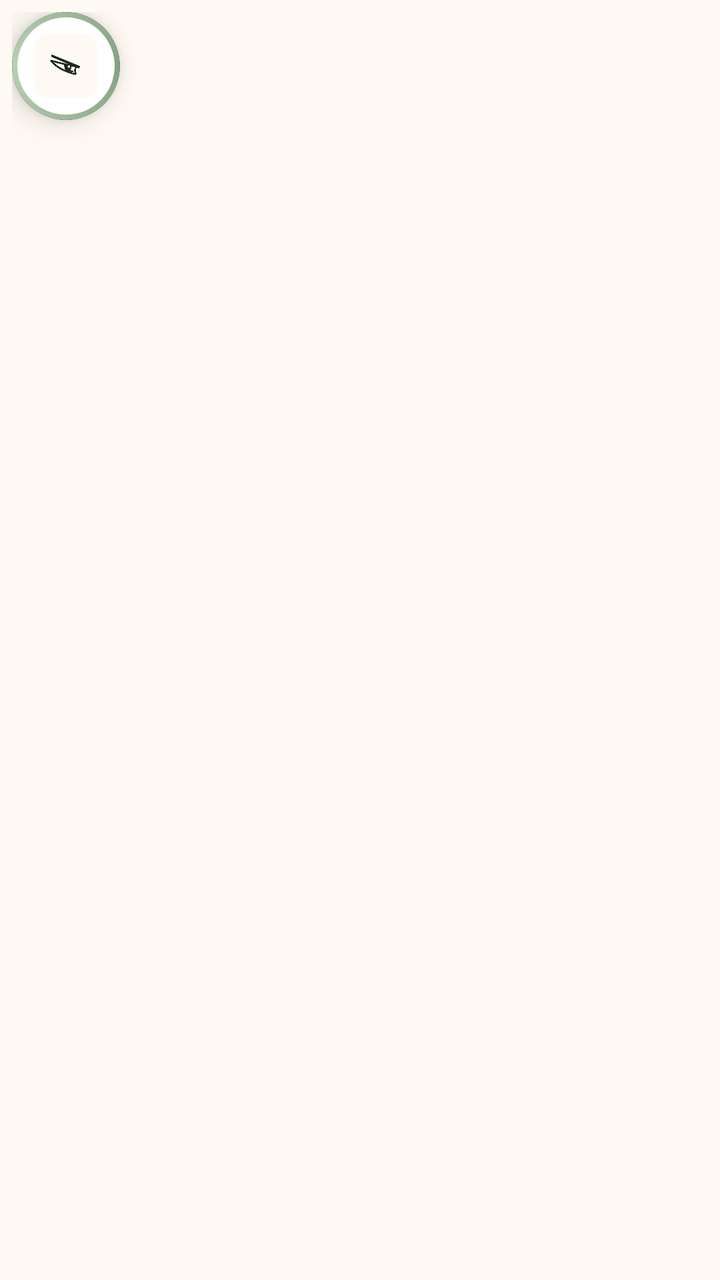
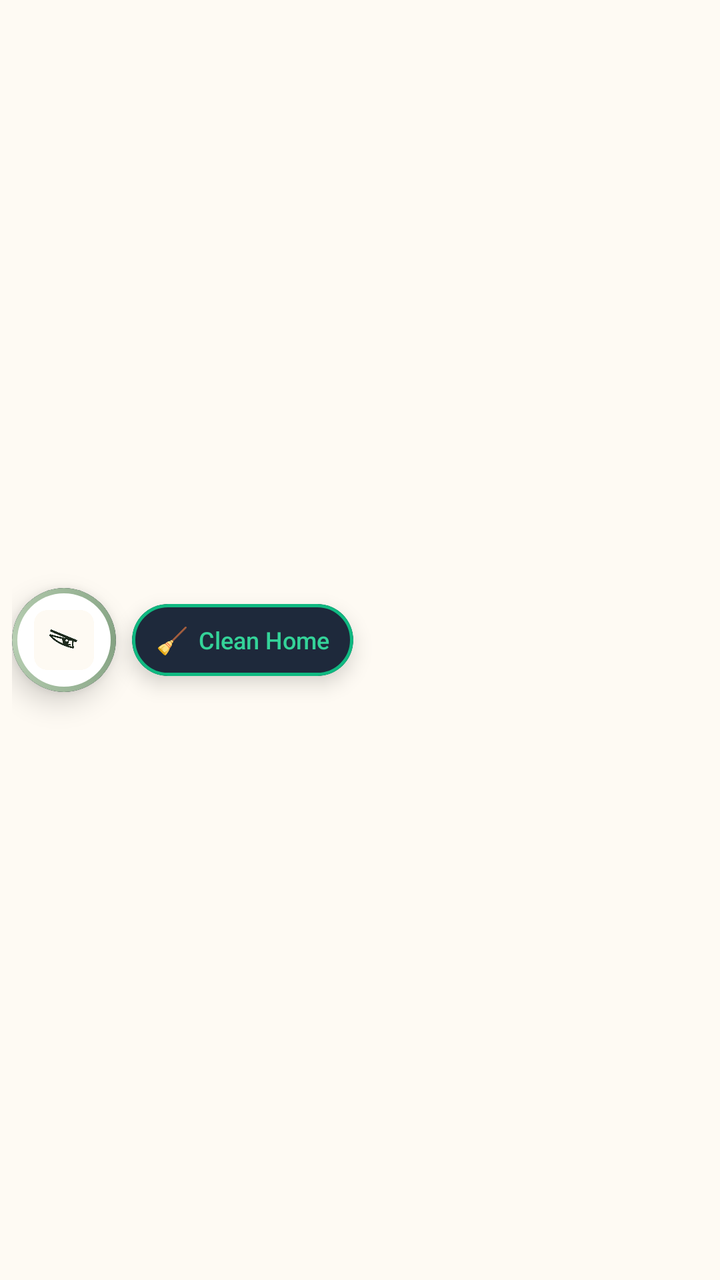

Before-and-after screenshots of an Android layout around one commit, followed by the original layout XML and the change that was made.
<!-- AndroidManifest.xml: application theme Theme.FeedTrainer -->
<!-- res/layout/layout_floating_widget.xml -->
<?xml version="1.0" encoding="utf-8"?>
<FrameLayout xmlns:android="http://schemas.android.com/apk/res/android"
    xmlns:app="http://schemas.android.com/apk/res-auto"
    android:id="@+id/rootFloatingWidget"
    android:layout_width="wrap_content"
    android:layout_height="wrap_content"
    android:padding="6dp">

    <androidx.cardview.widget.CardView
        android:id="@+id/cardBubble"
        android:layout_width="54dp"
        android:layout_height="54dp"
        app:cardCornerRadius="27dp"
        app:cardElevation="8dp"
        app:cardBackgroundColor="#0F172A">

        
        <FrameLayout
            android:layout_width="match_parent"
            android:layout_height="match_parent"
            android:background="@drawable/bg_widget_ring"
            android:padding="2.5dp">

            
            <FrameLayout
                android:layout_width="match_parent"
                android:layout_height="match_parent"
                android:background="@drawable/bg_widget_inner">

                <ImageView
                    android:id="@+id/ivWidgetLogo"
                    android:layout_width="32dp"
                    android:layout_height="32dp"
                    android:layout_gravity="center"
                    android:src="@drawable/feedtrainer_logo"
                    android:scaleType="fitCenter" />
            </FrameLayout>
        </FrameLayout>
    </androidx.cardview.widget.CardView>
</FrameLayout>
<!-- resources referenced by this layout -->
<resources>
  <!-- drawable bg_widget_inner (drawable) -->
  <?xml version="1.0" encoding="utf-8"?>
  <shape xmlns:android="http://schemas.android.com/apk/res/android"
      android:shape="oval">
      <solid android:color="@color/brand_card_bg" />
  </shape>
  <!-- drawable bg_widget_ring (drawable) -->
  <?xml version="1.0" encoding="utf-8"?>
  <shape xmlns:android="http://schemas.android.com/apk/res/android"
      android:shape="oval">
      <gradient
          android:type="sweep"
          android:startColor="@color/brand_moss"
          android:centerColor="@color/brand_sage"
          android:endColor="@color/brand_moss" />
  </shape>
  <!-- drawable feedtrainer_logo: png bitmap (drawable, 31528 bytes) -->
  <style name="Theme.FeedTrainer" parent="Theme.Material3.Light.NoActionBar">
          <item name="colorPrimary">@color/brand_moss</item>
          <item name="colorOnPrimary">@color/white</item>
          <item name="colorPrimaryContainer">@color/brand_sage_light</item>
          <item name="colorSurface">@color/brand_card_bg</item>
          <item name="colorSurfaceVariant">@color/brand_cream</item>
          <item name="android:statusBarColor">@color/brand_cream</item>
          <item name="android:windowBackground">@color/brand_cream</item>
          <item name="android:navigationBarColor">@color/brand_cream</item>
          <item name="android:windowLightStatusBar">true</item>
          <item name="android:windowLightNavigationBar">true</item>
      </style>
  <color name="brand_card_bg">#FFFFFF</color>
  <color name="brand_moss">#84A282</color>
  <color name="brand_sage">#B8CFB3</color>
  <color name="white">#FFFFFFFF</color>
  <color name="brand_sage_light">#EAF2E8</color>
  <color name="brand_cream">#FEFAF3</color>
</resources>

<!-- the commit's change to res/layout/layout_floating_widget.xml (unified diff, before → after) -->
@@ -1,16 +1,19 @@
 <?xml version="1.0" encoding="utf-8"?>
-<FrameLayout xmlns:android="http://schemas.android.com/apk/res/android"
+<LinearLayout xmlns:android="http://schemas.android.com/apk/res/android"
     xmlns:app="http://schemas.android.com/apk/res-auto"
     android:id="@+id/rootFloatingWidget"
     android:layout_width="wrap_content"
     android:layout_height="wrap_content"
+    android:orientation="horizontal"
+    android:gravity="center_vertical"
     android:padding="6dp">
 
+    
     <androidx.cardview.widget.CardView
         android:id="@+id/cardBubble"
-        android:layout_width="54dp"
-        android:layout_height="54dp"
-        app:cardCornerRadius="27dp"
+        android:layout_width="52dp"
+        android:layout_height="52dp"
+        app:cardCornerRadius="26dp"
         app:cardElevation="8dp"
         app:cardBackgroundColor="#0F172A">
 
@@ -29,12 +32,51 @@
 
                 <ImageView
                     android:id="@+id/ivWidgetLogo"
-                    android:layout_width="32dp"
-                    android:layout_height="32dp"
+                    android:layout_width="30dp"
+                    android:layout_height="30dp"
                     android:layout_gravity="center"
                     android:src="@drawable/feedtrainer_logo"
                     android:scaleType="fitCenter" />
             </FrameLayout>
         </FrameLayout>
     </androidx.cardview.widget.CardView>
-</FrameLayout>
+
+    
+    <androidx.cardview.widget.CardView
+        android:id="@+id/cardCleanHomePill"
+        android:layout_width="wrap_content"
+        android:layout_height="36dp"
+        android:layout_marginStart="8dp"
+        app:cardCornerRadius="18dp"
+        app:cardElevation="6dp"
+        app:cardBackgroundColor="#0F172A">
+
+        <LinearLayout
+            android:id="@+id/btnQuickCleanHome"
+            android:layout_width="wrap_content"
+            android:layout_height="match_parent"
+            android:orientation="horizontal"
+            android:gravity="center_vertical"
+            android:paddingStart="12dp"
+            android:paddingEnd="12dp"
+            android:background="@drawable/bg_clean_pill">
+
+            <TextView
+                android:id="@+id/tvCleanPillIcon"
+                android:layout_width="wrap_content"
+                android:layout_height="wrap_content"
+                android:text="🧹"
+                android:textSize="13sp" />
+
+            <TextView
+                android:id="@+id/tvCleanPillLabel"
+                android:layout_width="wrap_content"
+                android:layout_height="wrap_content"
+                android:text="Clean Home"
+                android:textColor="#34D399"
+                android:textSize="12sp"
+                android:fontFamily="sans-serif-medium"
+                android:layout_marginStart="5dp" />
+        </LinearLayout>
+    </androidx.cardview.widget.CardView>
+</LinearLayout>
<!-- resource entries referenced after the edit -->
@@ -1,5 +1,15 @@
 <!-- resources referenced by this layout -->
 <resources>
+  <!-- drawable bg_clean_pill (drawable) -->
+  <?xml version="1.0" encoding="utf-8"?>
+  <shape xmlns:android="http://schemas.android.com/apk/res/android"
+      android:shape="rectangle">
+      <corners android:radius="18dp" />
+      <solid android:color="#1E293B" />
+      <stroke
+          android:width="1.5dp"
+          android:color="#10B981" />
+  </shape>
   <!-- drawable bg_widget_inner (drawable) -->
   <?xml version="1.0" encoding="utf-8"?>
   <shape xmlns:android="http://schemas.android.com/apk/res/android"
